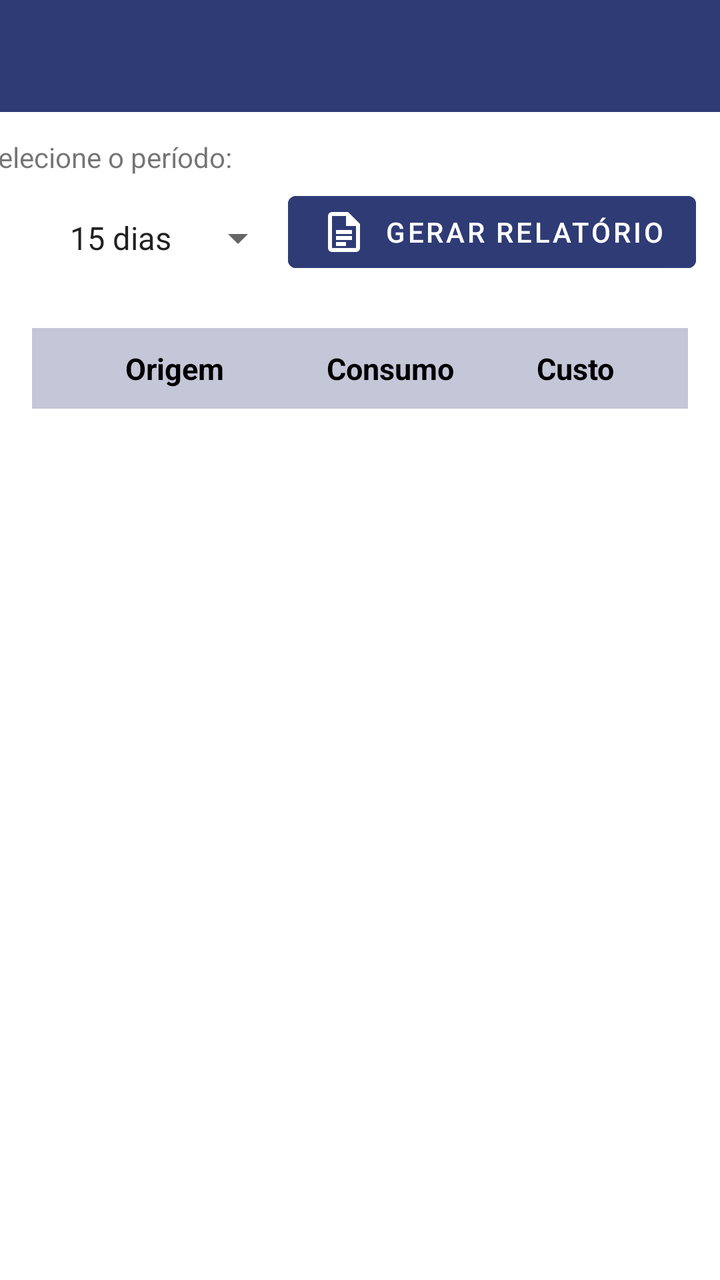
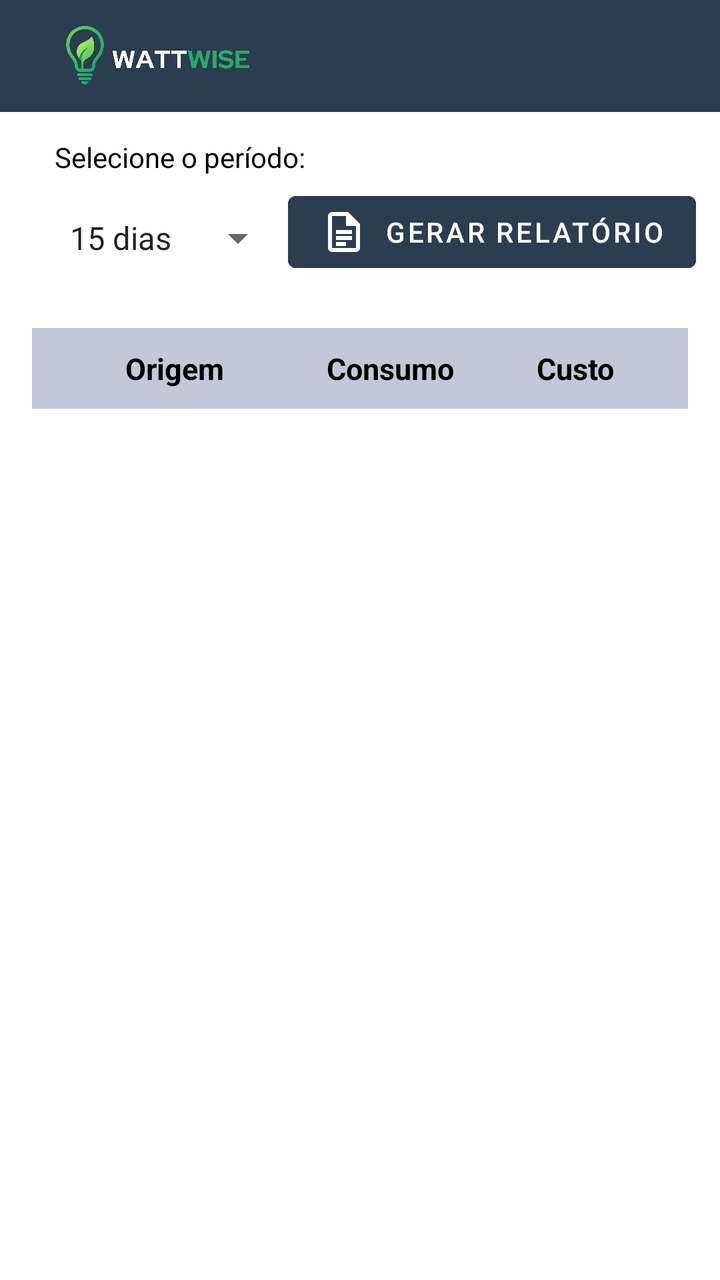

Before-and-after screenshots of an Android layout around one commit, followed by the original layout XML and the change that was made.
<!-- AndroidManifest.xml: application theme Theme.WattWiseApp -->
<!-- res/layout/activity_report.xml -->
<?xml version="1.0" encoding="utf-8"?>
<androidx.constraintlayout.widget.ConstraintLayout xmlns:android="http://schemas.android.com/apk/res/android"
    xmlns:app="http://schemas.android.com/apk/res-auto"
    xmlns:tools="http://schemas.android.com/tools"
    android:id="@+id/main"
    android:layout_width="match_parent"
    android:layout_height="match_parent"
    android:background="#FFFFFF"
    android:fitsSystemWindows="true"
    tools:context=".report">

    
    <com.google.android.material.appbar.MaterialToolbar
        android:id="@+id/toolbar"
        android:layout_width="0dp"
        android:layout_height="wrap_content"
        android:background="#2F3B75"
        android:title="Dashboard"
        android:titleTextColor="@android:color/white"
        app:popupTheme="@style/MenuBranco"
        app:layout_constraintEnd_toEndOf="parent"
        app:layout_constraintStart_toStartOf="parent"
        app:layout_constraintTop_toTopOf="parent" />

    <Spinner
        android:id="@+id/edtPeriodo"
        android:layout_width="wrap_content"
        android:layout_height="wrap_content"
        android:layout_marginTop="3dp"
        android:layout_marginBottom="17dp"
        android:entries="@array/periodo"
        android:textColor="#000000"
        app:layout_constraintBottom_toTopOf="@+id/tableAppliance"
        app:layout_constraintEnd_toEndOf="parent"
        app:layout_constraintHorizontal_bias="0.11"
        app:layout_constraintStart_toStartOf="parent"
        app:layout_constraintTop_toBottomOf="@+id/textView8" />

    <com.google.android.material.button.MaterialButton
        android:id="@+id/btnRelatorio"
        android:layout_width="wrap_content"
        android:layout_height="wrap_content"
        android:text="Gerar relatório"
        app:icon="@drawable/outline_docs_24"
        app:iconGravity="textStart"
        app:iconTint="#FFFFFF"
        android:backgroundTint="#2F3B75"
        android:textColor="#FFFFFF"
        app:layout_constraintBottom_toTopOf="@+id/tableAppliance"
        app:layout_constraintEnd_toEndOf="parent"
        app:layout_constraintHorizontal_bias="0.923"
        app:layout_constraintStart_toStartOf="parent"
        app:layout_constraintTop_toBottomOf="@+id/toolbar"
        app:layout_constraintVertical_bias="0.6" />

    <TableLayout
        android:id="@+id/tableAppliance"
        android:layout_width="match_parent"
        android:layout_height="0dp"
        android:layout_margin="16dp"
        app:layout_constraintBottom_toBottomOf="parent"
        app:layout_constraintEnd_toEndOf="parent"
        app:layout_constraintStart_toStartOf="parent"
        app:layout_constraintTop_toBottomOf="@+id/edtPeriodo">

        <TableRow
            android:background="#482F3B75"
            android:padding="10dp"
            android:weightSum="4">

            <TextView
                android:layout_width="0dp"
                android:layout_weight="1.6"
                android:gravity="center"
                android:text="Origem"
                android:textColor="#000000"
                android:textSize="15sp"
                android:textStyle="bold" />

            <TextView
                android:layout_width="0dp"
                android:layout_weight="1.2"
                android:gravity="center"
                android:text="Consumo"
                android:textColor="#000000"
                android:textSize="15sp"
                android:textStyle="bold" />

            <TextView
                android:layout_width="0dp"
                android:layout_weight="1.2"
                android:gravity="center"
                android:text="Custo"
                android:textColor="#000000"
                android:textSize="15sp"
                android:textStyle="bold" />
        </TableRow>

    </TableLayout>

    <TextView
        android:id="@+id/textView8"
        android:layout_width="wrap_content"
        android:layout_height="wrap_content"
        android:layout_marginStart="15dp"
        android:layout_marginTop="13dp"
        android:layout_marginEnd="269dp"
        android:layout_marginBottom="16dp"
        android:text="Selecione o período:"
        app:layout_constraintBottom_toTopOf="@+id/edtPeriodo"
        app:layout_constraintEnd_toEndOf="parent"
        app:layout_constraintStart_toStartOf="parent"
        app:layout_constraintTop_toBottomOf="@+id/toolbar"
        app:layout_constraintVertical_bias="0.0" />

</androidx.constraintlayout.widget.ConstraintLayout>
<!-- resources referenced by this layout -->
<resources>
  <string-array name="periodo">
          <item>15 dias</item>
          <item>30 dias</item>
          <item>90 dias</item>
      </string-array>
  <!-- drawable outline_docs_24 (drawable) -->
  <vector xmlns:android="http://schemas.android.com/apk/res/android" android:autoMirrored="true" android:height="24dp" android:tint="#FFFFFF" android:viewportHeight="960" android:viewportWidth="960" android:width="24dp">
        
      <path android:fillColor="@android:color/white" android:pathData="M320,520L640,520L640,440L320,440L320,520ZM320,640L640,640L640,560L320,560L320,640ZM320,760L520,760L520,680L320,680L320,760ZM240,880Q207,880 183.5,856.5Q160,833 160,800L160,160Q160,127 183.5,103.5Q207,80 240,80L560,80L800,320L800,800Q800,833 776.5,856.5Q753,880 720,880L240,880ZM520,360L520,160L240,160Q240,160 240,160Q240,160 240,160L240,800Q240,800 240,800Q240,800 240,800L720,800Q720,800 720,800Q720,800 720,800L720,360L520,360ZM240,160L240,160L240,360L240,360L240,160L240,360L240,360L240,800Q240,800 240,800Q240,800 240,800L240,800Q240,800 240,800Q240,800 240,800L240,160Q240,160 240,160Q240,160 240,160Z"/>
      
  </vector>
  <style name="MenuBranco" parent="ThemeOverlay.Material3.Light">
          <item name="colorSurface">#FFFFFF</item>
          <item name="colorOnSurface">#000000</item>
          <item name="android:background">#FFFFFF</item>
      </style>
  <style name="Theme.WattWiseApp" parent="Base.Theme.WattWiseApp" />
  <style name="Base.Theme.WattWiseApp" parent="Theme.MaterialComponents.DayNight.NoActionBar">
          
          
      </style>
</resources>

<!-- the commit's change to res/layout/activity_report.xml (unified diff, before → after) -->
@@ -5,7 +5,6 @@
     android:id="@+id/main"
     android:layout_width="match_parent"
     android:layout_height="match_parent"
-    android:background="#FFFFFF"
     android:fitsSystemWindows="true"
     tools:context=".report">
 
@@ -14,7 +13,7 @@
         android:id="@+id/toolbar"
         android:layout_width="0dp"
         android:layout_height="wrap_content"
-        android:background="#2F3B75"
+        android:background="#2B3D4F"
         android:title="Dashboard"
         android:titleTextColor="@android:color/white"
         app:popupTheme="@style/MenuBranco"
@@ -22,17 +21,31 @@
         app:layout_constraintStart_toStartOf="parent"
         app:layout_constraintTop_toTopOf="parent" />
 
+    <ImageView
+        android:layout_width="120dp"
+        android:layout_height="32dp"
+        android:layout_gravity="start"
+        android:layout_marginStart="-200dp"
+        android:scaleType="fitCenter"
+        android:src="@drawable/logoo"
+        app:layout_constraintBottom_toBottomOf="@+id/toolbar"
+        app:layout_constraintEnd_toEndOf="@+id/toolbar"
+        app:layout_constraintStart_toStartOf="@+id/toolbar"
+        app:layout_constraintTop_toTopOf="parent" />
+
+
     <Spinner
         android:id="@+id/edtPeriodo"
         android:layout_width="wrap_content"
         android:layout_height="wrap_content"
+        android:layout_marginStart="15dp"
         android:layout_marginTop="3dp"
         android:layout_marginBottom="17dp"
         android:entries="@array/periodo"
         android:textColor="#000000"
         app:layout_constraintBottom_toTopOf="@+id/tableAppliance"
         app:layout_constraintEnd_toEndOf="parent"
-        app:layout_constraintHorizontal_bias="0.11"
+        app:layout_constraintHorizontal_bias="0.053"
         app:layout_constraintStart_toStartOf="parent"
         app:layout_constraintTop_toBottomOf="@+id/textView8" />
 
@@ -44,7 +57,7 @@
         app:icon="@drawable/outline_docs_24"
         app:iconGravity="textStart"
         app:iconTint="#FFFFFF"
-        android:backgroundTint="#2F3B75"
+        android:backgroundTint="#2B3D4F"
         android:textColor="#FFFFFF"
         app:layout_constraintBottom_toTopOf="@+id/tableAppliance"
         app:layout_constraintEnd_toEndOf="parent"
@@ -104,11 +117,12 @@
         android:layout_height="wrap_content"
         android:layout_marginStart="15dp"
         android:layout_marginTop="13dp"
-        android:layout_marginEnd="269dp"
         android:layout_marginBottom="16dp"
         android:text="Selecione o período:"
+        android:textColor="#000000"
         app:layout_constraintBottom_toTopOf="@+id/edtPeriodo"
         app:layout_constraintEnd_toEndOf="parent"
+        app:layout_constraintHorizontal_bias="0.056"
         app:layout_constraintStart_toStartOf="parent"
         app:layout_constraintTop_toBottomOf="@+id/toolbar"
         app:layout_constraintVertical_bias="0.0" />
<!-- resource entries referenced after the edit -->
@@ -5,6 +5,7 @@
           <item>30 dias</item>
           <item>90 dias</item>
       </string-array>
+  <!-- drawable logoo: png bitmap (drawable, 169475 bytes) -->
   <!-- drawable outline_docs_24 (drawable) -->
   <vector xmlns:android="http://schemas.android.com/apk/res/android" android:autoMirrored="true" android:height="24dp" android:tint="#FFFFFF" android:viewportHeight="960" android:viewportWidth="960" android:width="24dp">
         
